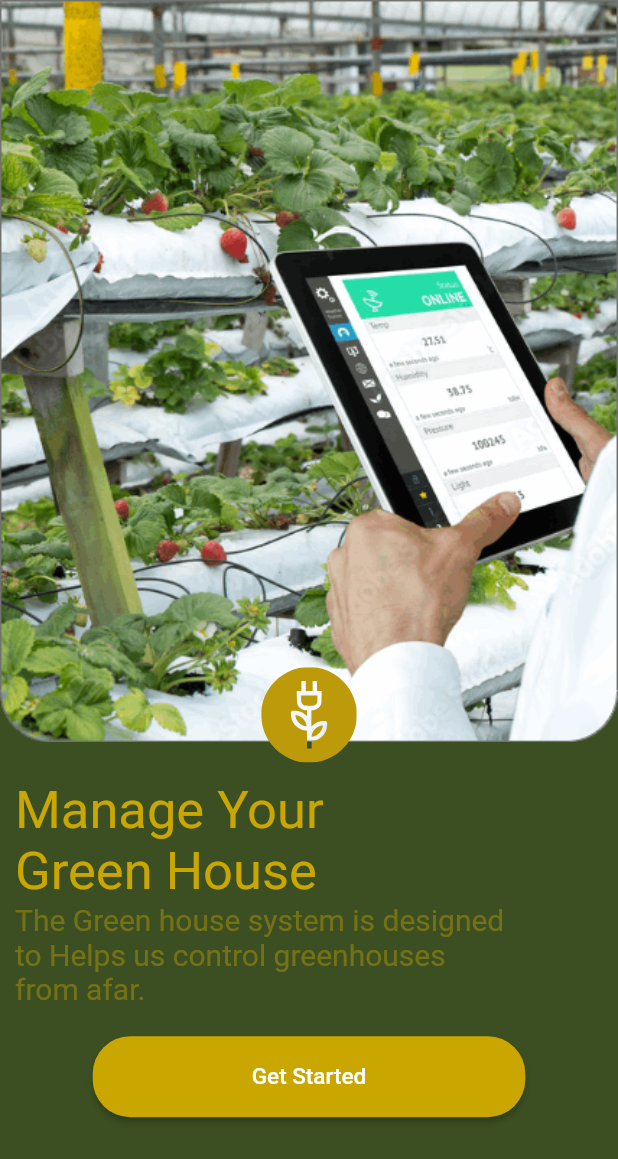
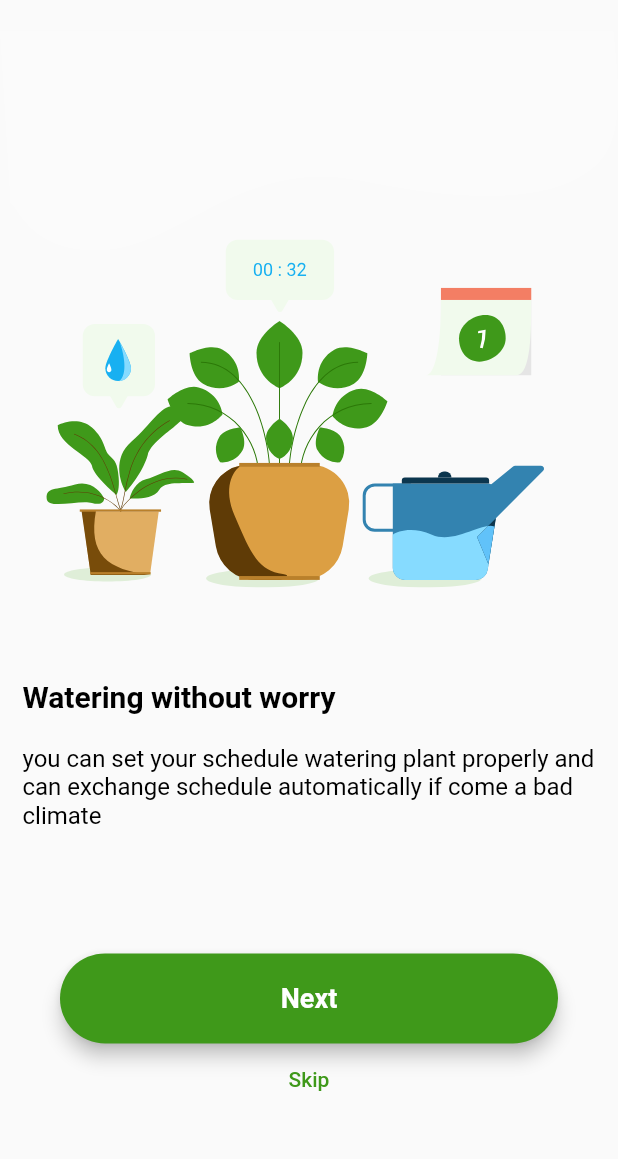
Before and after one commit to Abdallah315/green-house, a Flutter app: the WelcomeScreen screen opened directly, on a phone screen of 412 x 824 dp. Shown: the top 1159 px of the screen. Run offline on Flutter 3.47's test engine with Material 2 defaults, Android fonts, the phone set to English and light mode, and no system bars; drawn by our look-alikes of carousel_slider; our stand-ins replace flutter_svg, shared_preferences; accounts and stored records are empty.

Commit message:
welcome screen

```diff
--- a/lib/main.dart
+++ b/lib/main.dart
@@ -1,5 +1,5 @@
 import 'package:flutter/material.dart';
-import 'package:green_house/presentation/screens/home_screen.dart';
+import 'package:green_house/presentation/screens/welcome_screen.dart';
 import 'package:provider/provider.dart';
 
 import 'bussiness_logic/auth.dart';
@@ -27,7 +27,7 @@ class MyApp extends StatelessWidget {
           home:
               //  auth.isAuth
               // ?
-              const HomeScreen()
+              const WelcomeScreen()
           // : FutureBuilder(
           //     future: auth.tryAutoLogin(),
           //     builder: (ctx, authResultSnapshot) =>
--- a/lib/presentation/screens/welcome_screen.dart
+++ b/lib/presentation/screens/welcome_screen.dart
@@ -1,70 +1,208 @@
+import 'package:carousel_slider/carousel_slider.dart';
 import 'package:flutter/material.dart';
 import 'package:flutter_svg/flutter_svg.dart';
 import 'package:green_house/utils/constants.dart';
 
 import 'auth_screen.dart';
 
-class WelcomeScreen extends StatelessWidget {
+class WelcomeScreen extends StatefulWidget {
   const WelcomeScreen({super.key});
+
+  @override
+  State<WelcomeScreen> createState() => _WelcomeScreenState();
+}
+
+class _WelcomeScreenState extends State<WelcomeScreen> {
+  final CarouselController _controller = CarouselController();
+  int _currentPage = 0;
+
+  void onNext() {
+    if (_currentPage >= 2) {
+      _goToLoginScreen();
+      return;
+    }
+    _controller.nextPage();
+  }
+
+  void onSkip() {
+    _goToLoginScreen();
+  }
+
+  void _goToLoginScreen() {
+    Navigator.of(context).pushNamed(AuthScreen.routName);
+  }
+
+  Widget currentStep(int i) {
+    switch (i) {
+      case 0:
+        return WelcomeStep1(
+            onNext: onNext, onSkip: onSkip, currentPage: _currentPage);
+      case 1:
+        return WelcomeStep2(
+            onNext: onNext, onSkip: onSkip, currentPage: _currentPage);
+      case 2:
+        return WelcomeStep3(
+            onNext: onNext, onSkip: onSkip, currentPage: _currentPage);
+      default:
+        return Container();
+    }
+  }
 
   @override
   Widget build(BuildContext context) {
     return Scaffold(
-      backgroundColor: myGreen,
-      body: Column(crossAxisAlignment: CrossAxisAlignment.start, children: [
+      body: SafeArea(
+        child: CarouselSlider(
+          carouselController: _controller,
+          options: CarouselOptions(
+            height: getHeight(context),
+            enableInfiniteScroll: false,
+            viewportFraction: 1,
+            onPageChanged: (index, reason) {
+              setState(
+                () {
+                  _currentPage = index;
+                },
+              );
+            },
+            enlargeCenterPage: false,
+          ),
+          items: [0, 1, 2].map((i) {
+            return Builder(
+              builder: (context) {
+                return SizedBox(
+                  width: getWidth(context),
+                  child: currentStep(i),
+                );
+              },
+            );
+          }).toList(),
+        ),
+      ),
+    );
+  }
+}
+
+class WelcomeStep1 extends Step {
+  WelcomeStep1({Key? key, onNext, onSkip, currentPage})
+      : super(
+            key: key,
+            onNext: onNext,
+            onSkip: onSkip,
+            backgroundImage: "assets/images/welcome 1.svg",
+            currentPage: currentPage,
+            title: "Watering without worry",
+            subtitle:
+                'you can set your schedule watering plant properly and can exchange schedule automatically if come a bad climate');
+}
+
+class WelcomeStep2 extends Step {
+  WelcomeStep2({Key? key, onNext, onSkip, currentPage})
+      : super(
+            key: key,
+            onNext: onNext,
+            onSkip: onSkip,
+            backgroundImage: "assets/images/welcome 2.svg",
+            currentPage: currentPage,
+            title: "Get Information About Your Plants",
+            subtitle:
+                "you can scan information of your plant or a pest that harm your plant and get information how to take care that problems.");
+}
+
+class WelcomeStep3 extends Step {
+  WelcomeStep3({Key? key, onNext, onSkip, currentPage})
+      : super(
+            key: key,
+            onNext: onNext,
+            onSkip: onSkip,
+            backgroundImage: "assets/images/welcome 3.svg",
+            currentPage: currentPage,
+            title: "Build & Share with Community",
+            subtitle:
+                'You can create group or community of your garden or community in your city. And you can also trade, lend, buy, or share any goods with other people');
+}
+
+class Step extends StatelessWidget {
+  final VoidCallback? onNext;
+  final VoidCallback? onSkip;
+  final String? backgroundImage;
+  final String? title;
+  final String? subtitle;
+  int? currentPage;
+
+  Step(
+      {super.key,
+      this.onNext,
+      this.onSkip,
+      this.backgroundImage,
+      this.title,
+      this.currentPage,
+      this.subtitle});
+
+  @override
+  Widget build(BuildContext context) {
+    return ListView(
+      children: <Widget>[
         SizedBox(
-          child: Image.asset(
-            'assets/images/background 1.png',
+          height: getHeight(context) * .5,
+          child: SvgPicture.asset(
+            backgroundImage!,
           ),
         ),
         SizedBox(
-          height: 25,
-          child: Stack(
-            clipBehavior: Clip.none,
-            alignment: Alignment.center,
-            children: [
-              Positioned(
-                  top: -50, child: SvgPicture.asset('assets/icons/logo 1.svg'))
-            ],
-          ),
+          height: getHeight(context) * .05,
         ),
         Padding(
-          padding: const EdgeInsets.symmetric(horizontal: 10),
+          padding: const EdgeInsets.symmetric(horizontal: 15),
           child: Text(
-            'Manage Your \nGreen House',
-            style: TextStyle(fontSize: 35, color: myYellow),
-          ),
-        ),
-        const Padding(
-          padding: EdgeInsets.symmetric(horizontal: 10),
-          child: Text(
-            'The Green house system is designed \nto Helps us control greenhouses \nfrom afar.',
-            style: TextStyle(
-                fontSize: 20, color: Color.fromRGBO(202, 166, 1, 0.4)),
+            title!,
+            style: const TextStyle(
+                fontSize: 20, fontWeight: FontWeight.w700, color: Colors.black),
           ),
         ),
         const SizedBox(
           height: 20,
         ),
-        Align(
-          alignment: Alignment.center,
+        Padding(
+          padding: const EdgeInsets.symmetric(horizontal: 15),
+          child: Text(
+            subtitle!,
+            style: const TextStyle(
+                fontSize: 16, fontWeight: FontWeight.w400, color: Colors.black),
+          ),
+        ),
+        SizedBox(
+          height: getHeight(context) * .1,
+        ),
+        Padding(
+          padding: const EdgeInsets.symmetric(horizontal: 40),
           child: ElevatedButton(
-              style: ElevatedButton.styleFrom(
-                  backgroundColor: myYellow,
-                  fixedSize: Size(getWidth(context) * 0.7, 54),
-                  shape: RoundedRectangleBorder(
-                      borderRadius: BorderRadius.circular(25))),
-              onPressed: () {
-                Navigator.of(context).pushNamed(AuthScreen.routName);
-              },
-              child: const Center(
-                child: Text(
-                  'Get Started',
-                  style: TextStyle(fontSize: 15, color: Colors.white),
-                ),
-              )),
-        )
-      ]),
+            onPressed: onNext,
+            style: ElevatedButton.styleFrom(
+              shape: RoundedRectangleBorder(
+                  borderRadius: BorderRadius.circular(35)),
+              minimumSize: const Size.fromHeight(60),
+              backgroundColor: const Color(0xff3F991A),
+              elevation: 5,
+            ),
+            child: Text(
+              currentPage! > 1 ? 'Let\'s Start' : "Next",
+              style: Theme.of(context).textTheme.bodyLarge!.copyWith(
+                  color: Colors.white,
+                  fontSize: 18,
+                  fontWeight: FontWeight.w700),
+            ),
+          ),
+        ),
+        currentPage! > 1
+            ? const SizedBox()
+            : TextButton(
+                onPressed: onSkip,
+                child: const Text(
+                  "Skip",
+                  style: TextStyle(color: Color(0xff3F991A)),
+                ))
+      ],
     );
   }
 }
```
Also changed, not shown: pubspec.yaml (+3 -5 lines), assets/images/welcome 1.svg (added), assets/images/welcome 2.svg (added), assets/images/welcome 3.svg (added), pubspec.lock.
